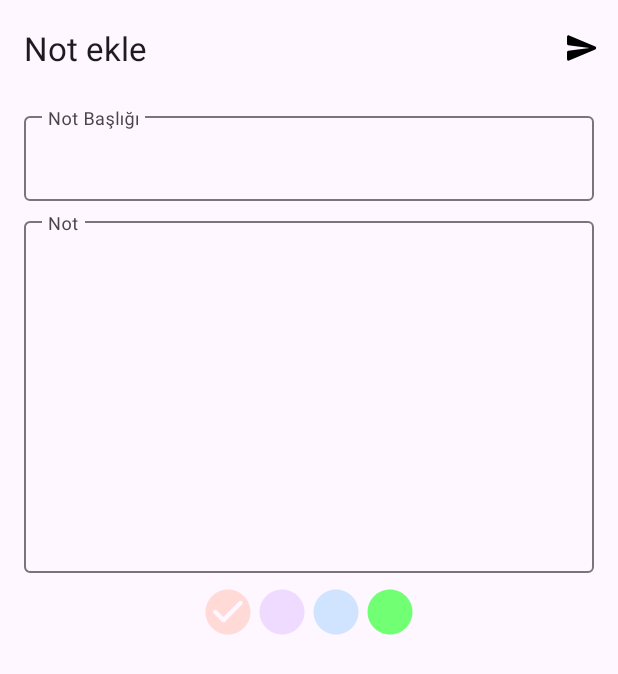
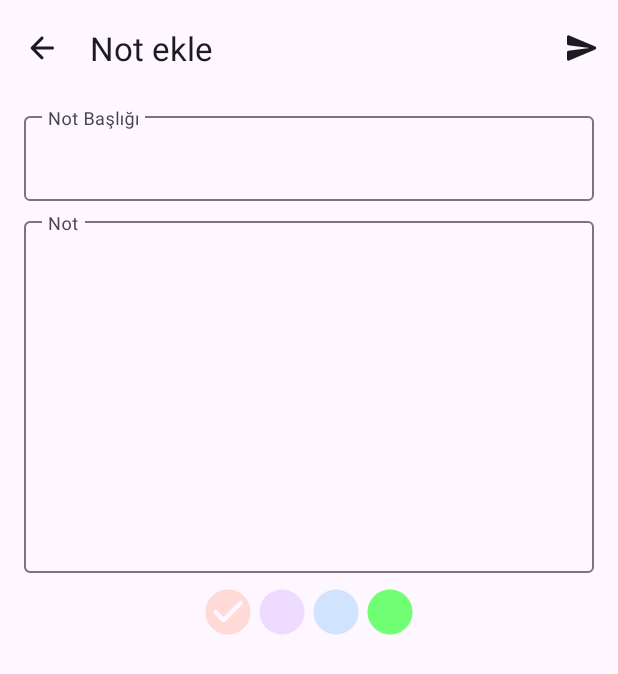
Before and after one commit to erdemklync/NoteIt, an Android app: the AddEditFragment screen opened through its navigation route, on a phone screen of 412 x 824 dp. Shown: the top 674 px of the screen. Run offline under Robolectric (Android 15) with nearby library versions, the phone set to English and light mode, and no system bars; our stand-ins replace Dagger/Hilt's generated code, Room's generated code, navigation-ui.

Commit message:
Fix back feature

```diff
--- a/app/src/main/java/com/ekalyoncu/noteit/presentation/adapter/NoteAdapter.kt
+++ b/app/src/main/java/com/ekalyoncu/noteit/presentation/adapter/NoteAdapter.kt
@@ -1,6 +1,7 @@
 package com.ekalyoncu.noteit.presentation.adapter
 
 import android.view.LayoutInflater
+import android.view.View
 import android.view.ViewGroup
 import androidx.core.content.ContextCompat
 import androidx.recyclerview.widget.DiffUtil
@@ -39,6 +40,10 @@ class NoteAdapter(
 
                 noteTitle.text = note.title
                 noteText.text = note.text
+
+                if (noteTitle.text.isBlank()){
+                    noteTitle.visibility = View.GONE
+                }
             }
         }
     }
--- a/app/src/main/java/com/ekalyoncu/noteit/presentation/ui/add_edit/AddEditFragment.kt
+++ b/app/src/main/java/com/ekalyoncu/noteit/presentation/ui/add_edit/AddEditFragment.kt
@@ -31,7 +31,6 @@ class AddEditFragment: Fragment(R.layout.fragment_add_edit){
 
     private val arguments: AddEditFragmentArgs by navArgs()
 
-
     private var _binding: FragmentAddEditBinding? = null
     private val binding get() = _binding!!
 
@@ -50,6 +49,13 @@ class AddEditFragment: Fragment(R.layout.fragment_add_edit){
         }
 
         with(binding){
+            addEditToolbar.title = getString(viewModel.toolbarTitle)
+
+            addEditToolbar.setNavigationIcon(R.drawable.ic_back)
+            addEditToolbar.setNavigationOnClickListener {
+                findNavController().popBackStack()
+            }
+
             addEditToolbar.setOnMenuItemClickListener { item ->
                 if(item.itemId == R.id.save){
                     viewModel.insertNote()
--- a/app/src/main/java/com/ekalyoncu/noteit/presentation/ui/add_edit/AddEditViewModel.kt
+++ b/app/src/main/java/com/ekalyoncu/noteit/presentation/ui/add_edit/AddEditViewModel.kt
@@ -3,8 +3,10 @@ package com.ekalyoncu.noteit.presentation.ui.add_edit
 import androidx.lifecycle.SavedStateHandle
 import androidx.lifecycle.ViewModel
 import androidx.lifecycle.viewModelScope
+import com.ekalyoncu.noteit.R
 import com.ekalyoncu.noteit.domain.model.Note
 import com.ekalyoncu.noteit.domain.use_case.NoteUseCases
+import com.ekalyoncu.noteit.util.NOTE_ARGS_ID
 import dagger.hilt.android.lifecycle.HiltViewModel
 import kotlinx.coroutines.flow.MutableStateFlow
 import kotlinx.coroutines.flow.asStateFlow
@@ -21,12 +23,14 @@ class AddEditViewModel @Inject constructor(
     private var _state = MutableStateFlow(AddEditDataState())
     val state = _state.asStateFlow()
 
+    val toolbarTitle: Int = if(state.value.editMode) R.string.title_edit else R.string.title_add
+
     init {
-        savedStateHandle.get<Note>("note")?.let { note ->
+        savedStateHandle.get<Note>(NOTE_ARGS_ID)?.let { note ->
             _state.update {
                 it.copy(
                     editMode = true,
-                    note = note
+                    note = note,
                 )
             }
         }
--- a/app/src/main/java/com/ekalyoncu/noteit/util/Constants.kt
+++ b/app/src/main/java/com/ekalyoncu/noteit/util/Constants.kt
@@ -2,3 +2,4 @@ package com.ekalyoncu.noteit.util
 
 const val NOTE_DELETE_REQUEST_KEY = "note_delete_request_key"
 const val DELETED_NOTE_KEY = "deleted_note_key"
+const val NOTE_ARGS_ID = "note"
--- /dev/null
+++ b/app/src/main/res/drawable/ic_back.xml
@@ -0,0 +1,5 @@
+<vector android:autoMirrored="true" android:height="24dp"
+    android:tint="#000000" android:viewportHeight="24"
+    android:viewportWidth="24" android:width="24dp" xmlns:android="http://schemas.android.com/apk/res/android">
+    <path android:fillColor="@android:color/white" android:pathData="M19,11H7.83l4.88,-4.88c0.39,-0.39 0.39,-1.03 0,-1.42 -0.39,-0.39 -1.02,-0.39 -1.41,0l-6.59,6.59c-0.39,0.39 -0.39,1.02 0,1.41l6.59,6.59c0.39,0.39 1.02,0.39 1.41,0 0.39,-0.39 0.39,-1.02 0,-1.41L7.83,13H19c0.55,0 1,-0.45 1,-1s-0.45,-1 -1,-1z"/>
+</vector>
--- a/app/src/main/res/layout/fragment_add_edit.xml
+++ b/app/src/main/res/layout/fragment_add_edit.xml
@@ -10,6 +10,7 @@
         android:layout_height="wrap_content"
         app:title="@string/title_add"
         app:menu="@menu/menu_add_edit"
+        app:navigationIconTint="?attr/colorOnSurface"
 
         app:layout_constraintTop_toTopOf="parent"
         />
@@ -108,6 +109,7 @@
         android:textColor="?attr/colorError"
         app:icon="@drawable/ic_delete"
         app:iconTint="?attr/colorError"
+        app:rippleColor="?attr/colorError"
         android:visibility="gone"
         style="@style/Widget.Material3.Button.TextButton"
 
--- a/app/src/main/res/menu/menu_add_edit.xml
+++ b/app/src/main/res/menu/menu_add_edit.xml
@@ -5,7 +5,8 @@
     <item
         android:id="@+id/save"
         android:icon="@drawable/ic_send"
+        android:title="@string/save"
         app:showAsAction="always"
-        android:title="@string/save">
+        app:iconTint="?attr/colorOnSurface">
     </item>
 </menu>
```
